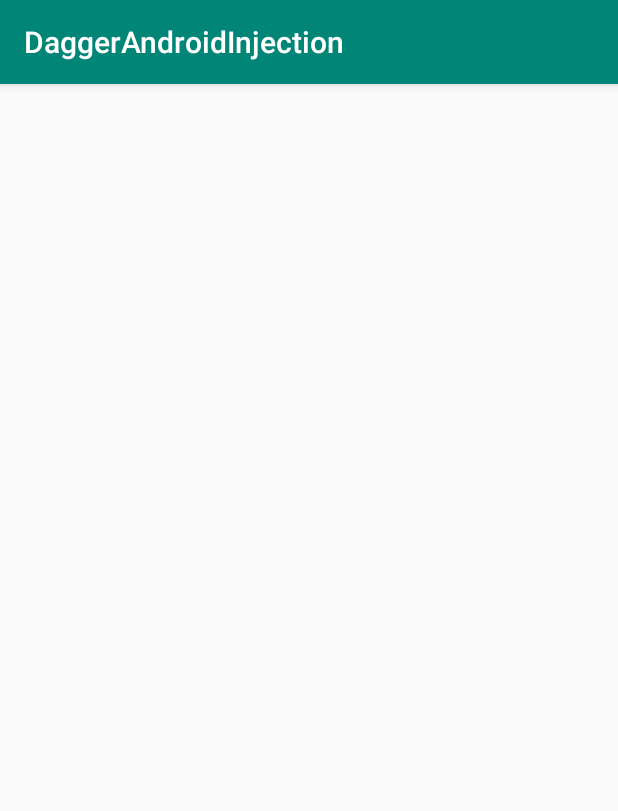
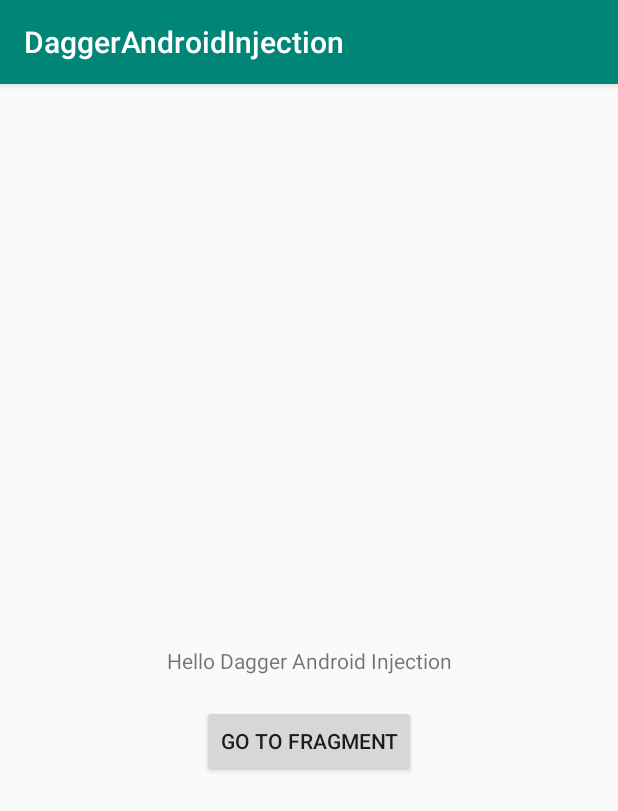
Before and after one commit to sidthekidgowda/DaggerAndroidInjection, an Android app: the screen it shows after launch (MainActivity), on a phone screen of 412 x 824 dp. Shown: the top 811 px of the screen. Run offline under Robolectric (Android 15) with nearby library versions, the phone set to English and light mode, and no system bars; our stand-ins replace Dagger/Hilt's generated code.

Commit message:
got dagger to work with activity

```diff
--- a/app/src/main/java/com/example/daggerandroidinjection/MainActivity.kt
+++ b/app/src/main/java/com/example/daggerandroidinjection/MainActivity.kt
@@ -1,24 +1,21 @@
 package com.example.daggerandroidinjection
 
+import android.os.Bundle
 import androidx.appcompat.app.AppCompatActivity
-import android.os.Bundle
 import dagger.android.AndroidInjection
-import dagger.android.AndroidInjector
-import dagger.android.DispatchingAndroidInjector
-import dagger.android.HasAndroidInjector
+import kotlinx.android.synthetic.main.activity_main.*
 import javax.inject.Inject
+import javax.inject.Named
 
-class MainActivity : AppCompatActivity(), HasAndroidInjector {
+class MainActivity : AppCompatActivity() {
+
     @Inject
-    lateinit var fragmentInjector: DispatchingAndroidInjector<Any>
+    lateinit @field:Named("HelloWorld") var helloWorld: String
 
     override fun onCreate(savedInstanceState: Bundle?) {
         super.onCreate(savedInstanceState)
+        AndroidInjection.inject(this)
         setContentView(R.layout.activity_main)
-        AndroidInjection.inject(this)
-    }
-
-    override fun androidInjector(): AndroidInjector<Any> {
-        return fragmentInjector
+        hello_world_text.text = helloWorld
     }
 }
--- a/app/src/main/java/com/example/daggerandroidinjection/MainApplication.kt
+++ b/app/src/main/java/com/example/daggerandroidinjection/MainApplication.kt
@@ -11,7 +11,7 @@ import javax.inject.Inject
 class MainApplication() : Application(), HasAndroidInjector {
 
     @Inject
-    lateinit var dispatchingAndroidInjector: DispatchingAndroidInjector<Any>
+    lateinit var activityInjector: DispatchingAndroidInjector<Any>
 
     override fun onCreate() {
         super.onCreate()
@@ -19,6 +19,6 @@ class MainApplication() : Application(), HasAndroidInjector {
     }
 
     override fun androidInjector(): AndroidInjector<Any> {
-       return dispatchingAndroidInjector
+       return activityInjector
     }
 }
--- a/app/src/main/java/di/MainActivitySubModule.kt
+++ b/app/src/main/java/di/MainActivitySubModule.kt
@@ -1,7 +1,14 @@
 package di
 
 import dagger.Module
+import dagger.Provides
+import javax.inject.Named
 
 @Module
 class MainActivitySubModule {
+    @Provides
+    @Named("HelloWorld")
+    fun provideHelloWorld() : String {
+        return "Hello Dagger Android Injection"
+    }
 }
--- a/app/src/main/java/di/MainActivitySubcomponent.kt
+++ b/app/src/main/java/di/MainActivitySubcomponent.kt
@@ -5,7 +5,7 @@ import dagger.Subcomponent
 import dagger.android.AndroidInjector
 
 
-@Subcomponent
+@Subcomponent(modules = [MainActivitySubModule::class])
 interface MainActivitySubcomponent : AndroidInjector<MainActivity> {
 
     @Subcomponent.Factory
--- a/app/src/main/java/di/MainComponent.kt
+++ b/app/src/main/java/di/MainComponent.kt
@@ -5,5 +5,5 @@ import dagger.Component
 import dagger.android.AndroidInjectionModule
 import dagger.android.AndroidInjector
 
-@Component(modules = arrayOf(AndroidInjectionModule::class, MainActivityModule::class, MainFragmentModule::class))
+@Component(modules = [AndroidInjectionModule::class, MainActivityModule::class])
 interface MainComponent : AndroidInjector<MainApplication>
--- a/app/src/main/res/layout/activity_main.xml
+++ b/app/src/main/res/layout/activity_main.xml
@@ -1,14 +1,28 @@
 <?xml version="1.0" encoding="utf-8"?>
-<LinearLayout
+<androidx.constraintlayout.widget.ConstraintLayout
     xmlns:android="http://schemas.android.com/apk/res/android"
-    android:orientation="vertical"
+    xmlns:app="http://schemas.android.com/apk/res-auto"
     android:layout_width="match_parent"
     android:layout_height="match_parent">
 
-    <fragment
-        android:id="@+id/fragment_container"
-        android:layout_width="match_parent"
-        android:layout_height="match_parent"
-        android:name="com.example.daggerandroidinjection.MainFragment"/>
+    <TextView
+        android:id="@+id/hello_world_text"
+        android:layout_width="wrap_content"
+        android:layout_height="wrap_content"
+        android:text="Hello World!"
+        app:layout_constraintBottom_toBottomOf="parent"
+        app:layout_constraintLeft_toLeftOf="parent"
+        app:layout_constraintRight_toRightOf="parent"
+        app:layout_constraintTop_toTopOf="parent" />
 
-</LinearLayout>
+    <Button
+        android:id="@+id/activity_button"
+        android:layout_width="wrap_content"
+        android:layout_height="wrap_content"
+        android:text="Go To Fragment"
+        android:layout_marginTop="20dp"
+        app:layout_constraintTop_toBottomOf="@id/hello_world_text"
+        app:layout_constraintLeft_toLeftOf="parent"
+        app:layout_constraintRight_toRightOf="parent" />
+
+</androidx.constraintlayout.widget.ConstraintLayout>
```
Also changed, not shown: app/src/main/java/com/example/daggerandroidinjection/MainFragment.kt (+35 -1 lines), app/src/main/java/di/MainFragmentModule.kt (deleted, +0 -17 lines), app/src/main/java/di/MainFragmentSubcomponent.kt (deleted, +0 -12 lines), app/src/main/java/di/MainFragmentSubmodule.kt (deleted, +0 -8 lines).
